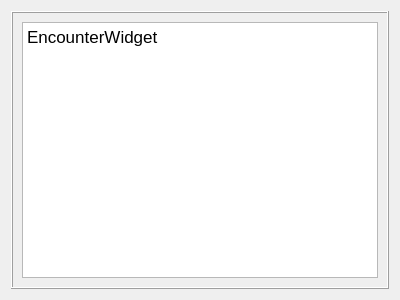
Before: the Qt Designer form ui/EncounterWidget.ui in blaireaucode/unbroken, drawn with Qt 5.
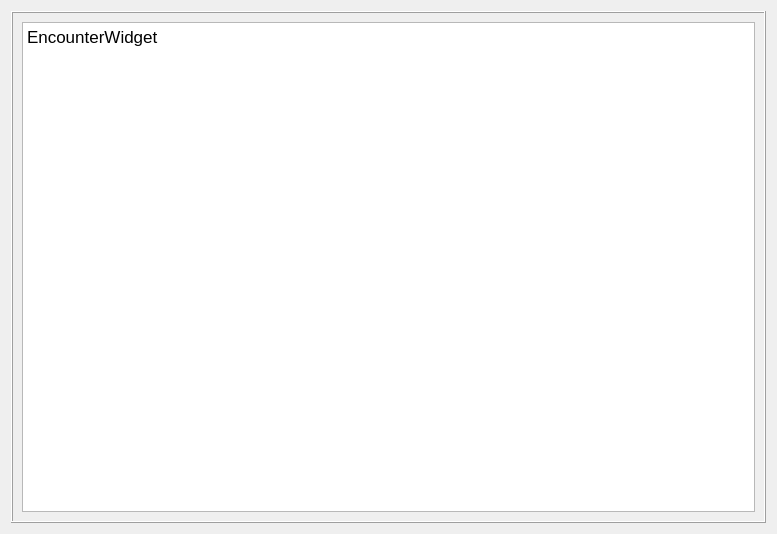
After: the same form once the commit is applied.

What changed in the file:
```diff
--- a/ui/EncounterWidget.ui
+++ b/ui/EncounterWidget.ui
@@ -6,8 +6,8 @@
    <rect>
     <x>0</x>
     <y>0</y>
-    <width>400</width>
-    <height>300</height>
+    <width>777</width>
+    <height>534</height>
    </rect>
   </property>
   <property name="windowTitle">
```
